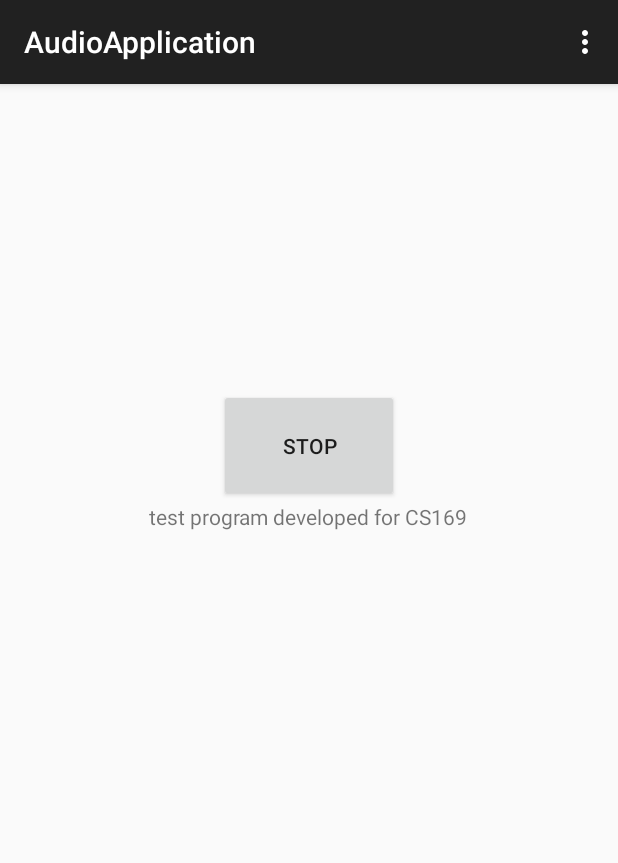
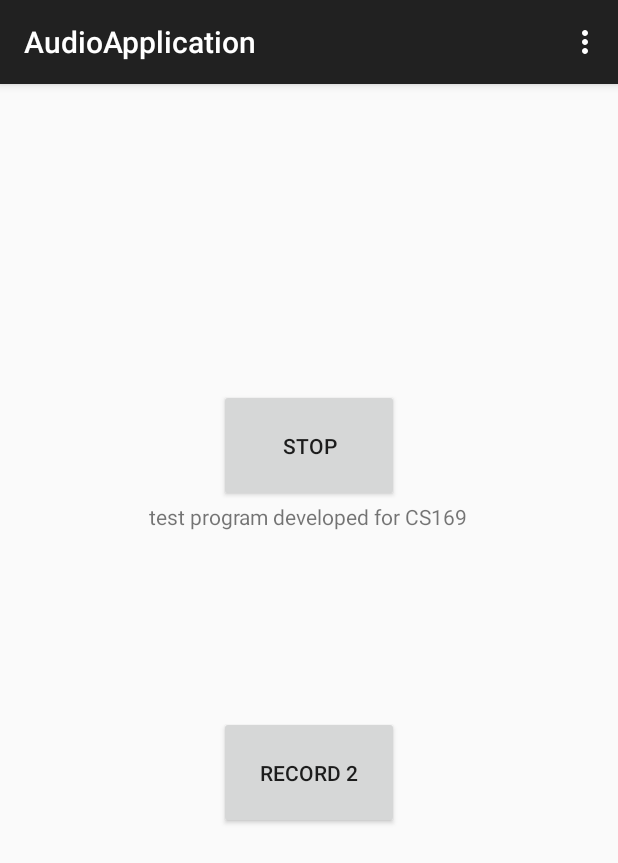
Before and after one commit to hw87244557/CS169, an Android app: the screen it shows after launch (MainActivity), after a tap on "RECORD", on a phone screen of 412 x 824 dp. Shown: the top 863 px of the screen. Run offline under Robolectric (Android 15) with nearby library versions, the phone set to English and light mode, and no system bars.

Commit message:
Add constant signal

```diff
--- a/app/src/main/java/com/example/weihuang/audioapplication/ButtonListener.java
+++ b/app/src/main/java/com/example/weihuang/audioapplication/ButtonListener.java
@@ -8,6 +8,7 @@ import android.widget.Button;
 public class ButtonListener implements Button.OnClickListener{
     Context mContext;
     private ToneCreator mToneCreator;
+    private ToneCreator mToneCreator2;
     TaskRecord recordTask = null;
     TaskTransmit taskTransmit = null;
 
@@ -17,6 +18,9 @@ public class ButtonListener implements Button.OnClickListener{
 
     public void setToneCreator(ToneCreator toneCreator) {
         mToneCreator = toneCreator;
+    }
+    public void setToneCreator2(ToneCreator toneCreator) {
+        mToneCreator2 = toneCreator;
     }
 
     @Override
@@ -28,6 +32,16 @@ public class ButtonListener implements Button.OnClickListener{
                 ((Activity) mContext).findViewById(R.id.button_play).setVisibility(View.INVISIBLE);
                 /* auto play */
                 taskTransmit = new TaskTransmit(mToneCreator);
+                taskTransmit.execute();
+                /* auto play */
+                recordTask = new TaskRecord(mContext);
+                recordTask.execute();
+                break;
+            case R.id.button_record2:
+                view.setVisibility(View.INVISIBLE);
+                ((Activity) mContext).findViewById(R.id.button_play).setVisibility(View.INVISIBLE);
+                /* auto play */
+                taskTransmit = new TaskTransmit(mToneCreator2);
                 taskTransmit.execute();
                 /* auto play */
                 recordTask = new TaskRecord(mContext);
--- a/app/src/main/java/com/example/weihuang/audioapplication/MainActivity.java
+++ b/app/src/main/java/com/example/weihuang/audioapplication/MainActivity.java
@@ -9,19 +9,22 @@ import android.widget.Button;
 
 public class MainActivity extends ActionBarActivity {
 
-    private Button buttonRecord, buttonPlay, buttonStop;
+    private Button buttonRecord, buttonPlay, buttonStop,buttonRecord2;
 
     @Override
     protected void onCreate(Bundle savedInstanceState) {
         super.onCreate(savedInstanceState);
         setContentView(R.layout.activity_main);
         buttonRecord = (Button) findViewById(R.id.button_record);
+        buttonRecord2 = (Button) findViewById(R.id.button_record2);
         buttonPlay = (Button) findViewById(R.id.button_play);
         buttonStop = (Button) findViewById(R.id.button_stop);
         ButtonListener buttonListener = new ButtonListener();
         buttonListener.setContext(this);
-        buttonListener.setToneCreator(new ToneCreator());
+        buttonListener.setToneCreator(new ToneCreator(1));
+        buttonListener.setToneCreator2(new ToneCreator(2));
         buttonRecord.setOnClickListener(buttonListener);
+        buttonRecord2.setOnClickListener(buttonListener);
         buttonPlay.setOnClickListener(buttonListener);
         buttonStop.setOnClickListener(buttonListener);
     }
--- a/app/src/main/java/com/example/weihuang/audioapplication/TaskRecord.java
+++ b/app/src/main/java/com/example/weihuang/audioapplication/TaskRecord.java
@@ -104,6 +104,9 @@ class TaskRecord extends AsyncTask<Void, Integer, Void> {
         ((Activity) mContext)
                 .findViewById(R.id.button_record)
                 .setVisibility(View.VISIBLE);
+        ((Activity) mContext)
+                .findViewById(R.id.button_record2)
+                .setVisibility(View.VISIBLE);
     }
 
     public void stopRecord() {
--- a/app/src/main/java/com/example/weihuang/audioapplication/ToneCreator.java
+++ b/app/src/main/java/com/example/weihuang/audioapplication/ToneCreator.java
@@ -6,11 +6,11 @@ public class ToneCreator {
     private final int sampleRate = 44100;
     private final int numSamples = duration * sampleRate;
     private final double sample[] = new double[numSamples];
-    private final double freqOfTone = 20000; // hz
+    private final double freqOfTone = 8000; // hz
 
     private final byte generatedSnd[] = new byte[2 * numSamples];
 
-    public ToneCreator() {
+    public ToneCreator(int type) {
 
         // Use a new tread as this can take a while
 //        final Thread thread = new Thread(new Runnable() {
@@ -19,11 +19,11 @@ public class ToneCreator {
 //            }
 //        });
 //        thread.start();
-        genTone();
+        genTone(type);
 
     }
 
-    void genTone() {
+    void genTone(int type) {
         // fill out the array
         for (int i = 0; i < numSamples; ++i) {
             sample[i] = Math.sin(2 * Math.PI * i / (sampleRate/freqOfTone));
@@ -31,26 +31,28 @@ public class ToneCreator {
 
         // convert to 16 bit pcm sound array
         // assumes the sample buffer is normalised.
-//        int idx = 0;
-//        for (final double dVal : sample) {
-//            // scale to maximum amplitude
-//            final short val = (short) ((dVal * 32767));
-//            // in 16 bit wav PCM, first byte is the low order byte
-//            generatedSnd[idx++] = (byte) (val & 0x00ff);
-//            generatedSnd[idx++] = (byte) ((val & 0xff00) >>> 8);
-//        }
-
+        if (type == 2) {
+            int idx = 0;
+            for (final double dVal : sample) {
+                // scale to maximum amplitude
+                final short val = (short) ((dVal * 2767));
+                // in 16 bit wav PCM, first byte is the low order byte
+                generatedSnd[idx++] = (byte) (val & 0x00ff);
+                generatedSnd[idx++] = (byte) ((val & 0xff00) >>> 8);
+            }
+        } else {
             for (int d = 0; d < duration; d++) {
                 double EmptyRatio = 0.5;
-            for (int s = d*sampleRate; s < sampleRate*EmptyRatio + d*sampleRate; s++) {
+                for (int s = d * sampleRate; s < sampleRate * EmptyRatio + d * sampleRate; s++) {
                     generatedSnd[s] = 0;
                 }
-            for (int s = (int) (sampleRate*EmptyRatio) + d * sampleRate; s < sampleRate*(d+1); s=s+2) {
+                for (int s = (int) (sampleRate * EmptyRatio) + d * sampleRate; s < sampleRate * (d + 1); s = s + 2) {
                     // scale to maximum amplitude
                     final short val = (short) ((sample[s] * 2767));
                     // in 16 bit wav PCM, first byte is the low order byte
                     generatedSnd[s] = (byte) (val & 0x00ff);
-                generatedSnd[s+1] = (byte) ((val & 0xff00) >>> 8);
+                    generatedSnd[s + 1] = (byte) ((val & 0xff00) >>> 8);
+                }
             }
         }
     }
--- a/app/src/main/res/layout/activity_main.xml
+++ b/app/src/main/res/layout/activity_main.xml
@@ -24,9 +24,8 @@
         android:layout_width="120dp"
         android:layout_height="75dp"
         android:text="Play"
-        android:layout_marginBottom="77dp"
         android:layout_alignParentBottom="true"
-        android:layout_alignStart="@+id/button_stop" />
+        android:layout_alignStart="@+id/button_record2" />
 
     <TextView
         android:layout_width="wrap_content"
@@ -37,4 +36,12 @@
         android:layout_centerHorizontal="true"
         android:layout_marginBottom="48dp" />
 
+    <Button
+        android:layout_width="120dp"
+        android:layout_height="75dp"
+        android:text="Record 2"
+        android:id="@+id/button_record2"
+        android:layout_below="@+id/button_record"
+        android:layout_centerHorizontal="true" />
+
 </RelativeLayout>
```
Lines whose indentation alone changed are shown as unchanged.
